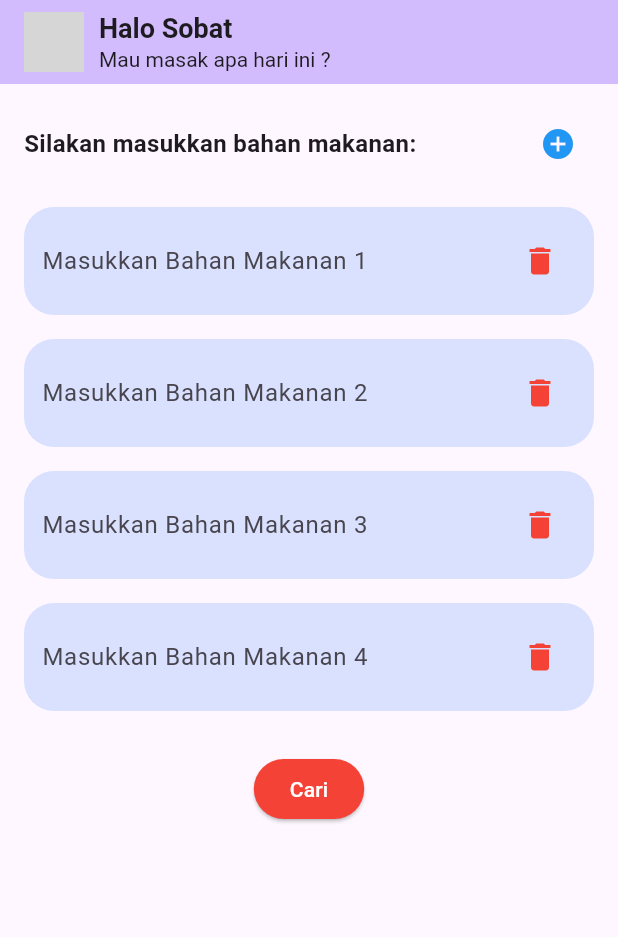
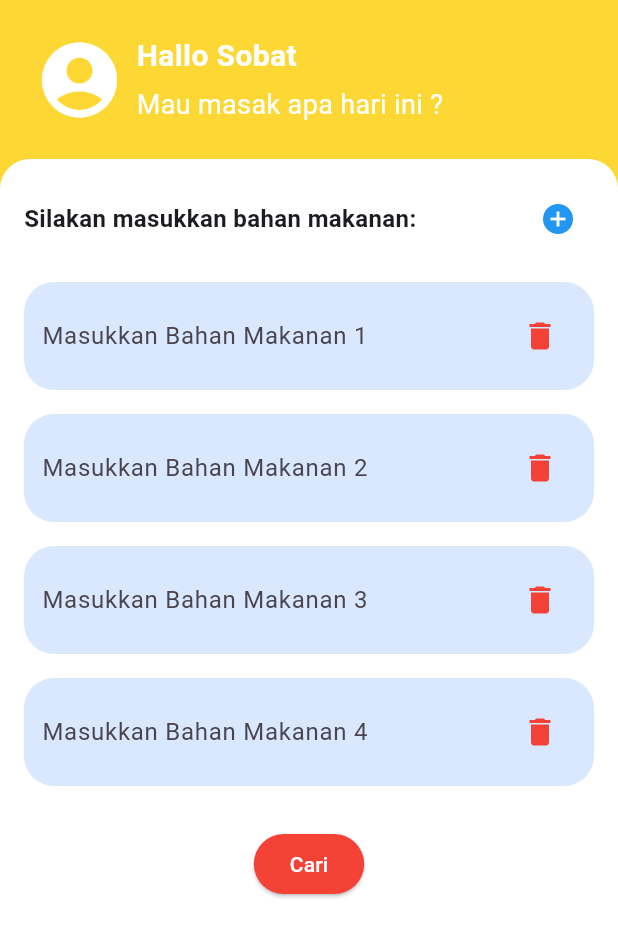
Before and after one commit to Xraa075/AutoChef, a Flutter app: the MyHomePage screen opened directly, on a phone screen of 412 x 824 dp. Shown: the top 937 px of the screen. Run offline on Flutter 3.47's test engine with Material 3 defaults, Android fonts, the phone set to English and light mode, and no system bars; grey boxes are pictures that could not be loaded.

Commit message:
u styling input

```diff
--- a/lib/views/input_ingredients/input_screen.dart
+++ b/lib/views/input_ingredients/input_screen.dart
@@ -56,33 +56,60 @@ class _MyHomePageState extends State<MyHomePage> {
   @override
   Widget build(BuildContext context) {
     return Scaffold(
-      appBar: AppBar(
-        backgroundColor: Theme.of(context).colorScheme.inversePrimary,
-        title: Row(
-          mainAxisAlignment: MainAxisAlignment.spaceBetween,
+      backgroundColor: Colors.yellow[600],
+      body: SafeArea(
+        child: Column(
+          children: [
+            Container(
+              padding: const EdgeInsets.all(15),
+              alignment: Alignment.centerLeft,
+              color: Colors.yellow[600],
+              child: Row(
+                children: [
+                  IconButton(
+                    onPressed: () {},
+                    icon: const Icon(Icons.account_circle, color: Colors.white, size: 60,),
+                  ),
+                  Expanded(
+                    child: Column(
+                      crossAxisAlignment: CrossAxisAlignment.start,
                       children: [
                         Row(
                           children: [
-                CircleAvatar(
-                  backgroundImage: AssetImage('assets/profile.jpg'),
+                            const Text(
+                              "Hallo Sobat",
+                              style: TextStyle(
+                                fontSize: 20,
+                                fontWeight: FontWeight.bold,
+                                color: Colors.white,
                               ),
-                const SizedBox(width: 10),
-                Column(
-                  crossAxisAlignment: CrossAxisAlignment.start,
-                  children: const [
-                    Text('Halo Sobat', style: TextStyle(fontSize: 18, fontWeight: FontWeight.bold)),
-                    Text('Mau masak apa hari ini ?', style: TextStyle(fontSize: 14)),
+                              textAlign: TextAlign.left,
+                            ),
                           ],
                         ),
-              ],
+                        const SizedBox(height: 5),
+                        const Text(
+                          "Mau masak apa hari ini ?",
+                          style: TextStyle(fontSize: 18, color: Colors.white),
+                          textAlign: TextAlign.left,
+                          maxLines: 2,
                         ),
                       ],
                     ),
                   ),
-      body: SingleChildScrollView(
-        child: Column(
-          children: <Widget>[
-            Padding(
+                ],
+              ),
+            ),
+            Expanded(
+              child: Container(
+                decoration: const BoxDecoration(
+                  color: Colors.white,
+                  borderRadius: BorderRadius.only(
+                    topLeft: Radius.circular(20),
+                    topRight: Radius.circular(20),
+                  ),
+                ),
+                child: Padding(
                   padding: const EdgeInsets.all(16.0),
                   child: Column(
                     children: [
@@ -151,6 +178,8 @@ class _MyHomePageState extends State<MyHomePage> {
                     ],
                   ),
                 ),
+              ),
+            ),
           ],
         ),
       ),
--- a/lib/views/recipe/recommendation_screen.dart
+++ b/lib/views/recipe/recommendation_screen.dart
@@ -42,7 +42,6 @@ class RekomendationRecipe extends StatelessWidget {
                       children: [
                         Row(
                           children: [
-
                             const Text(
                               "Hallo Sobat",
                               style: TextStyle(
```
Also changed, not shown: lib/data/dummy_recipes.dart (line endings or trailing spaces). Lines whose indentation alone changed are shown as unchanged.
